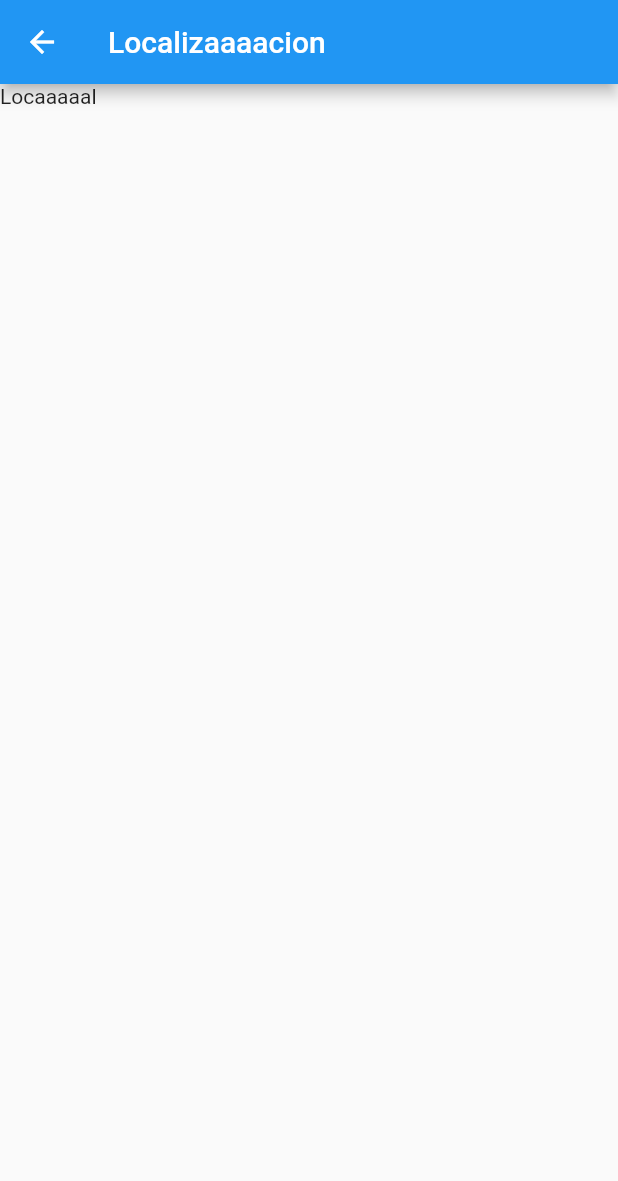
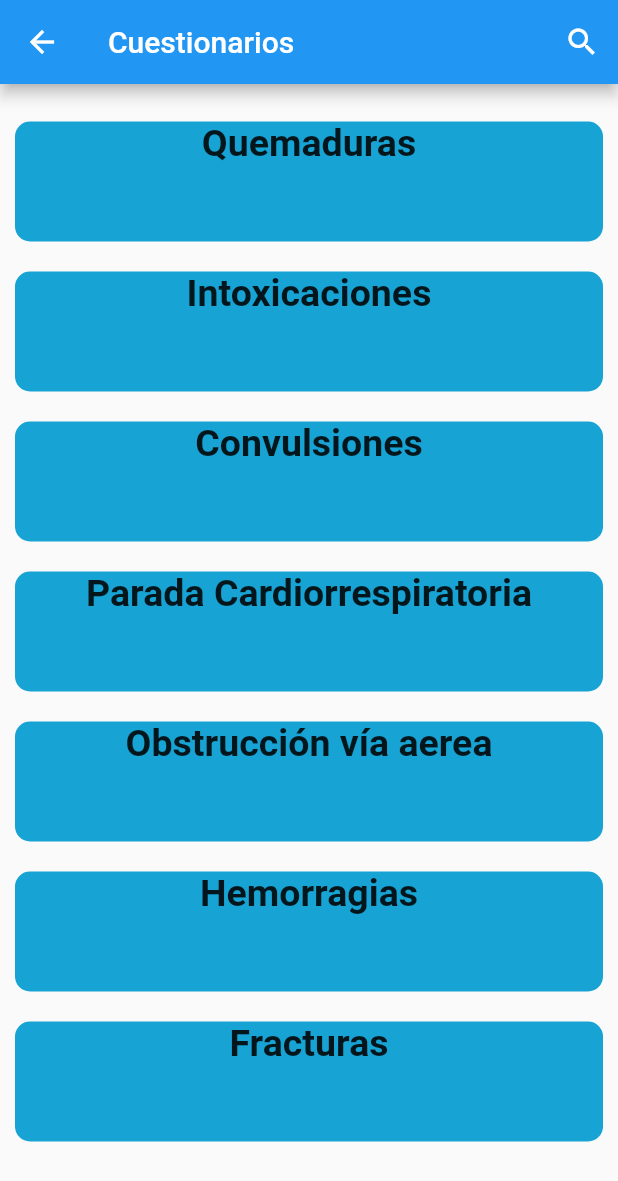
Before and after one commit to FRM00/TFG_Salud_Auxiliar, a Flutter app: the Localizacion screen opened directly, on a phone screen of 412 x 824 dp. Shown: the top 1181 px of the screen. Run offline on Flutter 3.47's test engine with Material 2 defaults, Android fonts, the phone set to English and light mode, and no system bars; our stand-ins replace cloud_firestore, firebase_auth, firebase_core, firebase_database, google_sign_in; accounts and stored records are empty.

Commit message:
seguir con los cuestionarios y el buscador

```diff
--- a/Pantalla/lib/BotonNavigation_Bar/Localizacion.dart
+++ b/Pantalla/lib/BotonNavigation_Bar/Localizacion.dart
@@ -1,6 +1,11 @@
 
 import 'package:flutter/cupertino.dart';
 import 'package:flutter/material.dart';
+import 'package:prueba/Cuestionarios.dart';
+
+import '../Buscador.dart';
+import '../Constantes.dart';
+import 'Inicio.dart';
 
 class Localizacion extends StatelessWidget {
   const Localizacion({Key? key}) : super(key: key);
@@ -9,10 +14,65 @@ class Localizacion extends StatelessWidget {
   Widget build(BuildContext context) {
     return  Scaffold(
       appBar: AppBar(
-        title: Text("Localizaaaacion"),
+        title: Text("Cuestionarios"),
         backgroundColor: Colors.blue,
+        actions: <Widget>[
+          IconButton(
+            icon: Icon(Icons.search),
+            onPressed: () {
+              showSearch(
+                  context: context,
+                  delegate: CustomSearchClass()
+              );
+            },
+          ),
+        ],
       ),
-      body: Text("Locaaaaal"),
+      body: Container(
+        margin: EdgeInsets.only(top: 15), //para separar de arriba el margen.
+        decoration: BoxDecoration(
+            borderRadius: BorderRadius.circular(20),
+
+        ),
+        child: GridView.builder(
+            itemCount: MenuPrincipal.length,
+            gridDelegate: new SliverGridDelegateWithFixedCrossAxisCount(crossAxisCount: 1, mainAxisExtent: 100), //elementos por fila
+            itemBuilder: (context, index){
+              return Container(
+                  margin: EdgeInsets.all(10),
+                  decoration: BoxDecoration(
+                    borderRadius: BorderRadius.circular(10),
+                    color: Color.fromARGB(1000, 0, 154, 208),
+                  ),
+                  child: GestureDetector(
+                    onTap: (){
+                      if (index == 0){ //quemaduras
+                        print("en quemaduras");
+                        Navigator.push(context, MaterialPageRoute(builder: (context)=> Cuestionarios("Quemaduras", "foto")));
+                      }else if (index == 1){ //intoxicaciones
+                        Navigator.push(context, MaterialPageRoute(builder: (context)=> Cuestionarios("intoxicaciones", "foto")));
+                      }else if (index == 2){ //convulsiones
+                        Navigator.push(context, MaterialPageRoute(builder: (context)=> Cuestionarios("convulsiones", "foto")));
+                      }else if (index == 3){ //parada cardiorespiratoria
+                        Navigator.push(context, MaterialPageRoute(builder: (context)=> Cuestionarios("parada cardiorespiratoria", "foto")));
+                      }else if (index == 4){ //obstruccionvia aerea
+                        Navigator.push(context, MaterialPageRoute(builder: (context)=> Cuestionarios("obstruccionvia aerea", "foto")));
+                      }else if (index == 5){ //hemorragias
+                        Navigator.push(context, MaterialPageRoute(builder: (context)=> Cuestionarios("hemorragias", "foto")));
+                      }else if (index == 6){ //fracturas
+                        Navigator.push(context, MaterialPageRoute(builder: (context)=> Cuestionarios("fracturas", "foto")));
+                      }
+                    },
+                    child: Column(
+                      children: [
+                        estiloTituloDetalles(MenuPrincipal[index].nombre),
+                      ],
+                    ),
+                  )
+              );
+            }
+        ),
+      ),
     );
   }
 }
--- a/Pantalla/lib/main.dart
+++ b/Pantalla/lib/main.dart
@@ -14,7 +14,7 @@ import 'Constantes.dart';
 import 'GoogleInicioSesion.dart';
 import 'firebase_options.dart';
 
-
+//para alinear algo a la izda : dentro de column --> crossAxisAligement: CrossAxisAligement.start
 String aa = "";
 
 main() {
```
Also changed, not shown: Pantalla/lib/Cuestionarios.dart (added, +149 -0 lines).
